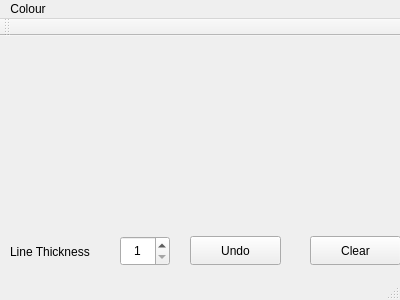
Above: window.ui from mohamed2222/Project1 before the change. Below: the same form after it.
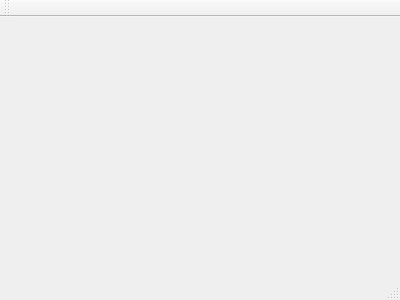
That is the form after the change.

Patch:
```diff
--- a/window.ui
+++ b/window.ui
@@ -13,155 +13,13 @@
   <property name="windowTitle">
    <string>Window</string>
   </property>
-  <widget class="QWidget" name="centralWidget">
-   <property name="mouseTracking">
-    <bool>true</bool>
-   </property>
-   <property name="acceptDrops">
-    <bool>true</bool>
-   </property>
-   <property name="autoFillBackground">
-    <bool>false</bool>
-   </property>
-   <widget class="QPushButton" name="clearButton">
-    <property name="geometry">
-     <rect>
-      <x>310</x>
-      <y>200</y>
-      <width>91</width>
-      <height>29</height>
-     </rect>
-    </property>
-    <property name="text">
-     <string>Clear</string>
-    </property>
-   </widget>
-   <widget class="QPushButton" name="undoButton">
-    <property name="geometry">
-     <rect>
-      <x>190</x>
-      <y>200</y>
-      <width>91</width>
-      <height>29</height>
-     </rect>
-    </property>
-    <property name="font">
-     <font>
-      <kerning>true</kerning>
-     </font>
-    </property>
-    <property name="text">
-     <string>Undo</string>
-    </property>
-   </widget>
-   <widget class="QSpinBox" name="lineThickBox">
-    <property name="geometry">
-     <rect>
-      <x>120</x>
-      <y>200</y>
-      <width>50</width>
-      <height>30</height>
-     </rect>
-    </property>
-    <property name="alignment">
-     <set>Qt::AlignCenter</set>
-    </property>
-    <property name="keyboardTracking">
-     <bool>true</bool>
-    </property>
-    <property name="suffix">
-     <string/>
-    </property>
-    <property name="prefix">
-     <string/>
-    </property>
-    <property name="minimum">
-     <number>1</number>
-    </property>
-    <property name="maximum">
-     <number>4</number>
-    </property>
-   </widget>
-   <widget class="QLabel" name="label">
-    <property name="geometry">
-     <rect>
-      <x>10</x>
-      <y>200</y>
-      <width>111</width>
-      <height>31</height>
-     </rect>
-    </property>
-    <property name="text">
-     <string>Line Thickness</string>
-    </property>
-   </widget>
-  </widget>
-  <widget class="QMenuBar" name="menuBar">
-   <property name="geometry">
-    <rect>
-     <x>0</x>
-     <y>0</y>
-     <width>400</width>
-     <height>26</height>
-    </rect>
-   </property>
-   <widget class="QMenu" name="menuColour">
-    <property name="title">
-     <string>Colour</string>
-    </property>
-    <addaction name="actionBlack"/>
-    <addaction name="actionBlue"/>
-    <addaction name="actionRed"/>
-    <addaction name="actionPurple"/>
-    <addaction name="actionGreen"/>
-    <addaction name="actionYellow"/>
-   </widget>
-   <addaction name="menuColour"/>
-  </widget>
-  <widget class="QToolBar" name="mainToolBar">
-   <attribute name="toolBarArea">
-    <enum>TopToolBarArea</enum>
-   </attribute>
-   <attribute name="toolBarBreak">
-    <bool>false</bool>
-   </attribute>
-  </widget>
-  <widget class="QStatusBar" name="statusBar"/>
-  <action name="actionBlack">
-   <property name="checkable">
-    <bool>false</bool>
-   </property>
-   <property name="text">
-    <string>Black</string>
-   </property>
-  </action>
-  <action name="actionBlue">
-   <property name="text">
-    <string>Blue</string>
-   </property>
-  </action>
-  <action name="actionRed">
-   <property name="text">
-    <string>Red</string>
-   </property>
-  </action>
-  <action name="actionPurple">
-   <property name="text">
-    <string>Purple</string>
-   </property>
-  </action>
-  <action name="actionGreen">
-   <property name="text">
-    <string>Green</string>
-   </property>
-  </action>
-  <action name="actionYellow">
-   <property name="text">
-    <string>Yellow</string>
-   </property>
-  </action>
+  <widget class="QMenuBar" name="menuBar" />
+  <widget class="QToolBar" name="mainToolBar" />
+  <widget class="QWidget" name="centralWidget" />
+  <widget class="QStatusBar" name="statusBar" />
  </widget>
- <layoutdefault spacing="6" margin="11"/>
+ <layoutDefault spacing="6" margin="11" />
+ <pixmapfunction></pixmapfunction>
  <resources/>
  <connections/>
 </ui>
```
Left out of the diff: 9 changed lines with no effect on the pictures.
